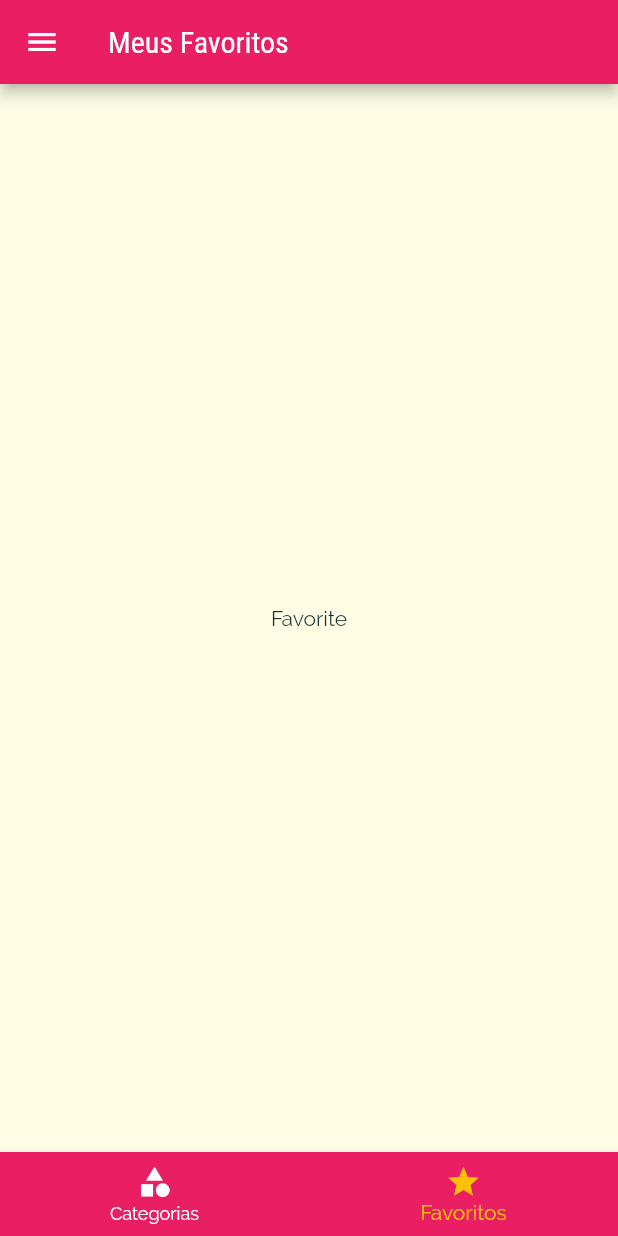
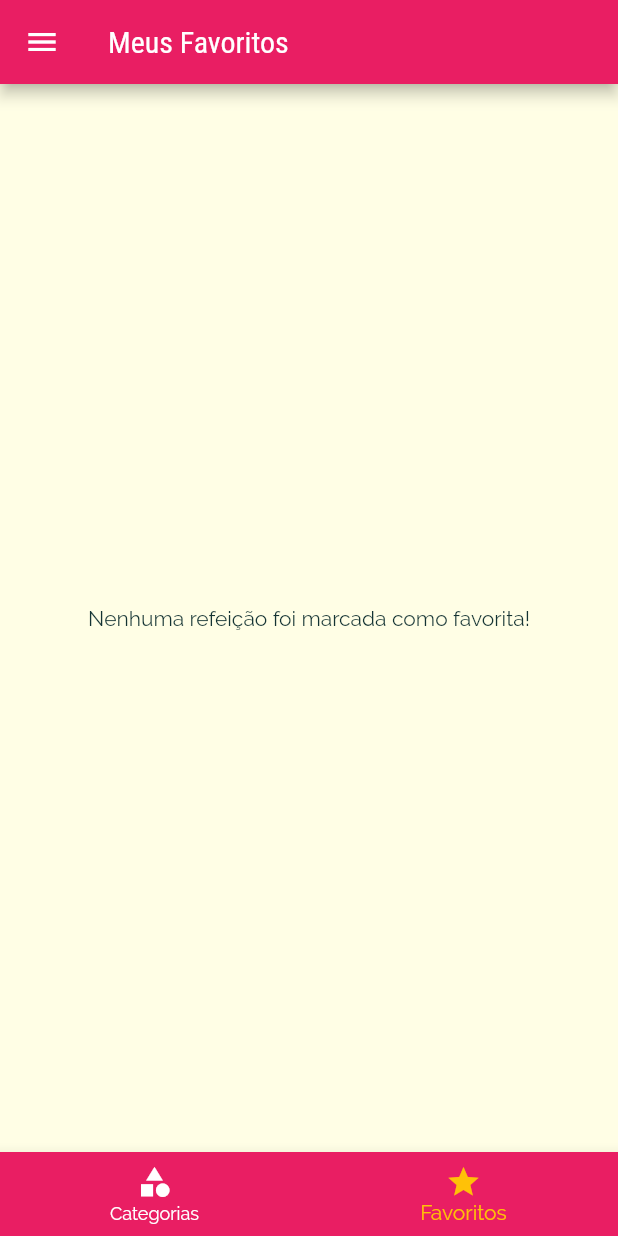
Before and after one commit to TonySilva7/meals, a Flutter app: the screen it shows after launch, item 2 of the bottom bar chosen, on a phone screen of 412 x 824 dp. Run offline on Flutter 3.47's test engine with Material 2 defaults, Android fonts, the phone set to English and light mode, and no system bars.

Commit message:
feat: implement favorite

```diff
--- a/lib/main.dart
+++ b/lib/main.dart
@@ -9,7 +9,7 @@ import 'package:meals/screens/settings_screen.dart';
 import 'package:meals/screens/tabs_screen.dart';
 import 'package:meals/utils/app_routes.dart';
 
-void main() => runApp(MyApp());
+void main() => runApp(const MyApp());
 
 class MyApp extends StatefulWidget {
   const MyApp({super.key});
@@ -21,6 +21,7 @@ class MyApp extends StatefulWidget {
 class _MyAppState extends State<MyApp> {
   Settings settings = Settings();
   List<Meal> availableMeals = dummyMeals;
+  List<Meal> favoriteMeals = [];
 
   void _filterMeals(Settings settings) {
     setState(() {
@@ -36,6 +37,20 @@ class _MyAppState extends State<MyApp> {
         return !filterGluten && !filterLactose && !filterVegan && !filterVegetarian;
       }).toList();
     });
+  }
+
+  void _toggleFavorite(Meal meal) {
+    setState(() {
+      if (favoriteMeals.contains(meal)) {
+        favoriteMeals.remove(meal);
+      } else {
+        favoriteMeals.add(meal);
+      }
+    });
+  }
+
+  bool _isFavorite(Meal meal) {
+    return favoriteMeals.contains(meal);
   }
 
   @override
@@ -63,9 +78,9 @@ class _MyAppState extends State<MyApp> {
       ),
       // home: const CategoriesScreen(),
       routes: {
-        AppRoutes.home: (ctx) => const TabsScreen(),
+        AppRoutes.home: (ctx) => TabsScreen(favoriteMeals: favoriteMeals),
         AppRoutes.categoriesMeals: (ctx) => CategoriesMealsScreen(meals: availableMeals),
-        AppRoutes.mealDetail: (ctx) => const MealDetailScreen(),
+        AppRoutes.mealDetail: (ctx) => MealDetailScreen(onToggleFavorite: _toggleFavorite, isFavorite: _isFavorite),
         AppRoutes.settings: (ctx) => SettingsScreen(settings: settings, onSettingsChanged: _filterMeals),
       },
       onUnknownRoute: (configs) {
--- a/lib/screens/favorite_screen.dart
+++ b/lib/screens/favorite_screen.dart
@@ -1,12 +1,24 @@
 import 'package:flutter/material.dart';
+import 'package:meals/components/meal_item.dart';
+import 'package:meals/models/meal.dart';
 
 class FavoriteScreen extends StatelessWidget {
-  const FavoriteScreen({super.key});
+  final List<Meal> favoriteMeals;
+  const FavoriteScreen({super.key, required this.favoriteMeals});
 
   @override
   Widget build(BuildContext context) {
-    return Center(
-      child: Text('Favorite'),
-    );
+    if (favoriteMeals.isEmpty) {
+      return const Center(
+        child: Text('Nenhuma refeição foi marcada como favorita!'),
+      );
+    } else {
+      return ListView.builder(
+        itemCount: favoriteMeals.length,
+        itemBuilder: (context, index) {
+          return MealItem(meal: favoriteMeals[index]);
+        },
+      );
+    }
   }
 }
--- a/lib/screens/tabs_screen.dart
+++ b/lib/screens/tabs_screen.dart
@@ -1,10 +1,12 @@
 import 'package:flutter/material.dart';
 import 'package:meals/components/main_drawer.dart';
+import 'package:meals/models/meal.dart';
 import 'package:meals/screens/categories_screen.dart';
 import 'package:meals/screens/favorite_screen.dart';
 
 class TabsScreen extends StatefulWidget {
-  const TabsScreen({super.key});
+  final List<Meal> favoriteMeals;
+  const TabsScreen({super.key, required this.favoriteMeals});
 
   @override
   State<TabsScreen> createState() => _TabsScreenState();
@@ -12,16 +14,22 @@ class TabsScreen extends StatefulWidget {
 
 class _TabsScreenState extends State<TabsScreen> {
   int selectedScreenIndex = 0;
-  final List<Map<String, Object>> _screens = [
+  late List<Map<String, Object>> _screens;
+
+  @override
+  void initState() {
+    super.initState();
+    _screens = [
       {
         'title': 'Lista de Categorias',
         'screen': const CategoriesScreen(),
       },
       {
         'title': 'Meus Favoritos',
-      'screen': const FavoriteScreen(),
+        'screen': FavoriteScreen(favoriteMeals: widget.favoriteMeals),
       },
     ];
+  }
 
   void _selectScreen(int index) {
     setState(() {
```
Also changed, not shown: lib/screens/meal_detail_screen.dart (+6 -3 lines). Lines whose indentation alone changed are shown as unchanged.
